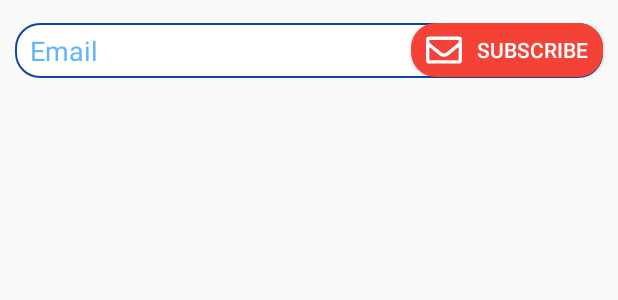
After one commit to supertramp32/General, an Android app: the layout activity_contact_us_footer.xml on its own in the app's theme, with its tools: preview values and no code run, on a phone screen of 412 x 824 dp. The commit adds this screen. Shown: the top 300 px of the screen. Run offline under Robolectric (Android 15) with nearby library versions, the phone set to English and light mode, and no system bars.

Commit message:
contact us activity implemented

```diff
--- a/app/build.gradle
+++ b/app/build.gradle
@@ -38,5 +38,9 @@ dependencies {
     //circle indicator
     implementation 'me.relex:circleindicator:1.2.2@aar'
 
+    //map
+    implementation 'com.google.android.gms:play-services-maps:16.1.0'
+
+
 
 }
--- /dev/null
+++ b/app/src/main/res/drawable/ic_mail_small.xml
@@ -0,0 +1,11 @@
+<?xml version="1.0" encoding="utf-8"?>
+<vector xmlns:android="http://schemas.android.com/apk/res/android"
+    android:width="24dp"
+    android:height="24dp"
+    android:viewportWidth="48"
+    android:viewportHeight="48">
+
+    <path
+        android:fillColor="#000000"
+        android:pathData="M 43.5 6 H 4.5 A 4.49 4.49 0 0 0 0 10.5 v 27 A 4.49 4.49 0 0 0 4.5 42 h 39 A 4.49 4.49 0 0 0 48 37.5 v -27 A 4.49 4.49 0 0 0 43.5 6 Z m 0 4.5 v 3.83 c -2.1 1.71 -5.45 4.37 -12.62 10 c -1.58 1.24 -4.7 4.22 -6.88 4.19 s -5.3 -2.95 -6.88 -4.19 C 10 18.7 6.6 16 4.5 14.33 V 10.5 Z m -39 27 V 20.1 c 2.15 1.71 5.19 4.11 9.84 7.75 C 16.39 29.46 20 33 24 33 s 7.55 -3.49 9.66 -5.15 c 4.64 -3.64 7.69 -6 9.84 -7.75 V 37.5 Z" />
+</vector>
--- /dev/null
+++ b/app/src/main/res/drawable/oval_background.xml
@@ -0,0 +1,19 @@
+<?xml version="1.0" encoding="utf-8"?>
+<selector xmlns:android="http://schemas.android.com/apk/res/android">
+    <item>
+        <shape>
+            <solid
+                android:color="@color/tabSelectedBackground" />
+            <stroke
+                android:width="1dp"
+                android:color="@color/tabSelectedBackground" />
+            <corners
+                android:radius="16dp" />
+            <padding
+                android:left="10dp"
+                android:top="5dp"
+                android:right="10dp"
+                android:bottom="5dp" />
+        </shape>
+    </item>
+</selector>
--- /dev/null
+++ b/app/src/main/res/drawable/oval_edit_text.xml
@@ -0,0 +1,20 @@
+<?xml version="1.0" encoding="utf-8"?>
+<selector xmlns:android="http://schemas.android.com/apk/res/android">
+    <item>
+        <shape>
+            <solid
+                android:color="@color/colorPrimary" />
+            <stroke
+                android:width="1dp"
+                android:color="@color/titleTextColor" />
+            <corners
+                android:radius="16dp" />
+            <padding
+                android:top="6dp"
+                android:left="10dp"
+                android:bottom="6dp"
+                android:right="10dp"
+               />
+        </shape>
+    </item>
+</selector>
--- /dev/null
+++ b/app/src/main/res/drawable/toolbar_shadow.xml
@@ -0,0 +1,5 @@
+<shape xmlns:android="http://schemas.android.com/apk/res/android" android:shape="rectangle">
+    <gradient
+        android:startColor="@android:color/transparent"
+        android:endColor="@color/colorPrimaryDark"
+        android:angle="90"/> </shape>
--- /dev/null
+++ b/app/src/main/res/layout/activity_contact_us_footer.xml
@@ -0,0 +1,37 @@
+<?xml version="1.0" encoding="utf-8"?>
+
+        <RelativeLayout
+            xmlns:android="http://schemas.android.com/apk/res/android"
+            android:layout_width="match_parent"
+            android:layout_height="wrap_content"
+            android:layout_marginTop="10dp"
+            android:orientation="horizontal"
+            android:paddingBottom="5dp"
+            android:paddingTop="5dp"
+            >
+            <EditText
+                android:id="@+id/email_subscribe"
+                android:layout_marginLeft="10dp"
+                android:layout_marginRight="10dp"
+                android:paddingStart="10dp"
+                android:layout_width="match_parent"
+                android:layout_height="wrap_content"
+                android:background="@drawable/oval_edit_text"
+                android:gravity="start"
+                android:hint="@string/label_contact_email"
+                android:textColorHint="@color/colorAccent"
+                />
+            <Button
+               android:drawablePadding="10dp"
+                android:background="@drawable/oval_background"
+                android:drawableTint="@color/colorPrimary"
+                android:textColor="@color/colorPrimary"
+                android:drawableLeft="@drawable/ic_mail_small"
+                android:text="@string/label_button_subscribe"
+                android:layout_width="wrap_content"
+                android:layout_height="36dp"
+                android:layout_alignParentEnd="true"
+                android:layout_marginRight="10dp"
+                />
+
+        </RelativeLayout>
--- a/app/src/main/res/layout/activity_main.xml
+++ b/app/src/main/res/layout/activity_main.xml
@@ -155,10 +155,10 @@
 
     <TextView
         android:id="@+id/addProduct"
-        android:layout_width="86dp"
+        android:layout_width="wrap_content"
         android:layout_height="wrap_content"
         android:padding="@dimen/layout_margin_small"
-        android:text="About Us"
+        android:text="@string/contact_us"
         android:textColor="@color/colorPrimary"
         android:textStyle="bold"
         android:visibility="invisible"
--- a/app/src/main/res/values/strings.xml
+++ b/app/src/main/res/values/strings.xml
@@ -43,7 +43,7 @@
     <string name="label_button_subscribe">subscribe</string>
     <string name="label_baneshwor">Baneshwor</string>
     <string name="label_contact_address">Kathmandu,Nepal</string>
-    <string name="label_email">ecommerce@gmail.com</string>
+    <string name="label_email">xyz@gmail.com</string>
     <string name="label_phone_number">+977- 980000000</string>
     <string name="label_contact_name">Name</string>
     <string name="label_contact_email">Email</string>
@@ -60,6 +60,7 @@
     <string name="place_order">Place Order</string>
     <string name="subtotal">Subtotal</string>
     <string name="press_back">Press back again</string>
+    <string name="contact_us">Contact Us</string>
 
 
 </resources>
--- a/app/src/main/res/values/styles.xml
+++ b/app/src/main/res/values/styles.xml
@@ -49,4 +49,8 @@
 
 </style>
 
+    <style name="customToolbar">
+        <item name="iconTint">@color/textColor</item>
+    </style>
+
 </resources>
```
Also changed, not shown: app/src/main/AndroidManifest.xml (+10 -0 lines), app/src/main/java/com/bigfoot/general/AboutUsActivity.java (added, +104 -0 lines), app/src/main/java/com/bigfoot/general/MainActivity.java (+9 -0 lines), app/src/main/res/drawable/ic_map_small.xml (added, +11 -0 lines), app/src/main/res/drawable/ic_phone_small.xml (added, +11 -0 lines), app/src/main/res/drawable/oval_background_blue.xml (added, +16 -0 lines), app/src/main/res/layout/activity_about_us.xml (added, +87 -0 lines), app/src/main/res/layout/card_template_one.xml (added, +91 -0 lines), app/src/main/res/layout/card_template_two.xml (added, +126 -0 lines), app/src/main/res/layout/layout_map.xml (added, +24 -0 lines), app/src/main/res/values/colors.xml (+18 -0 lines).
